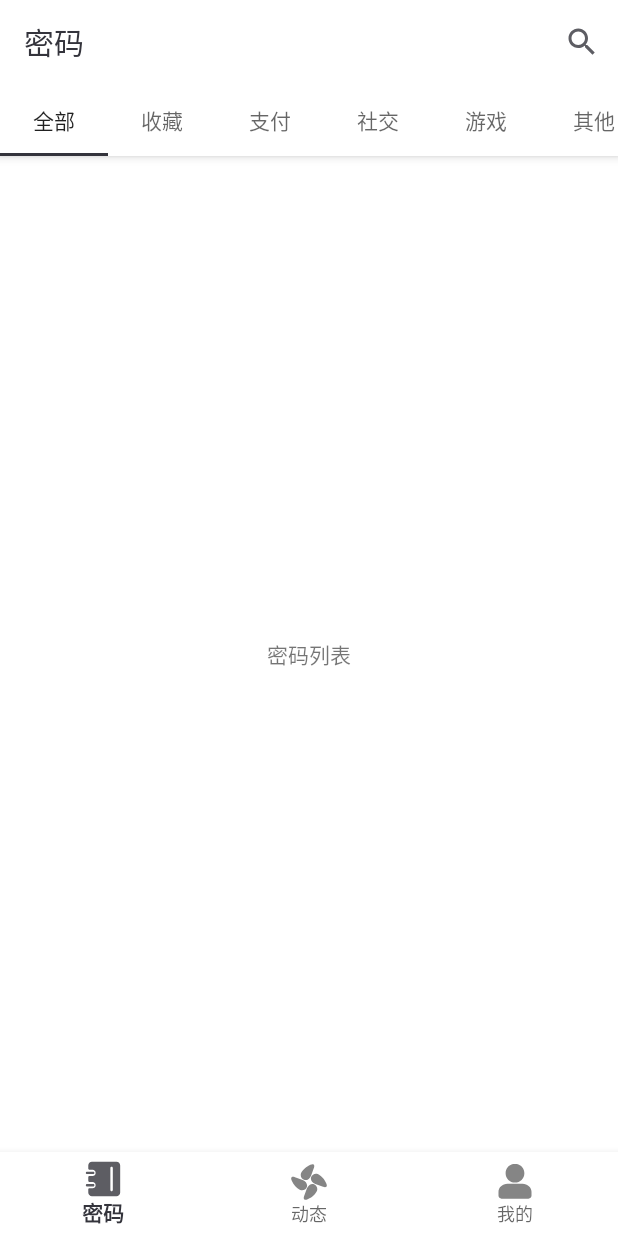
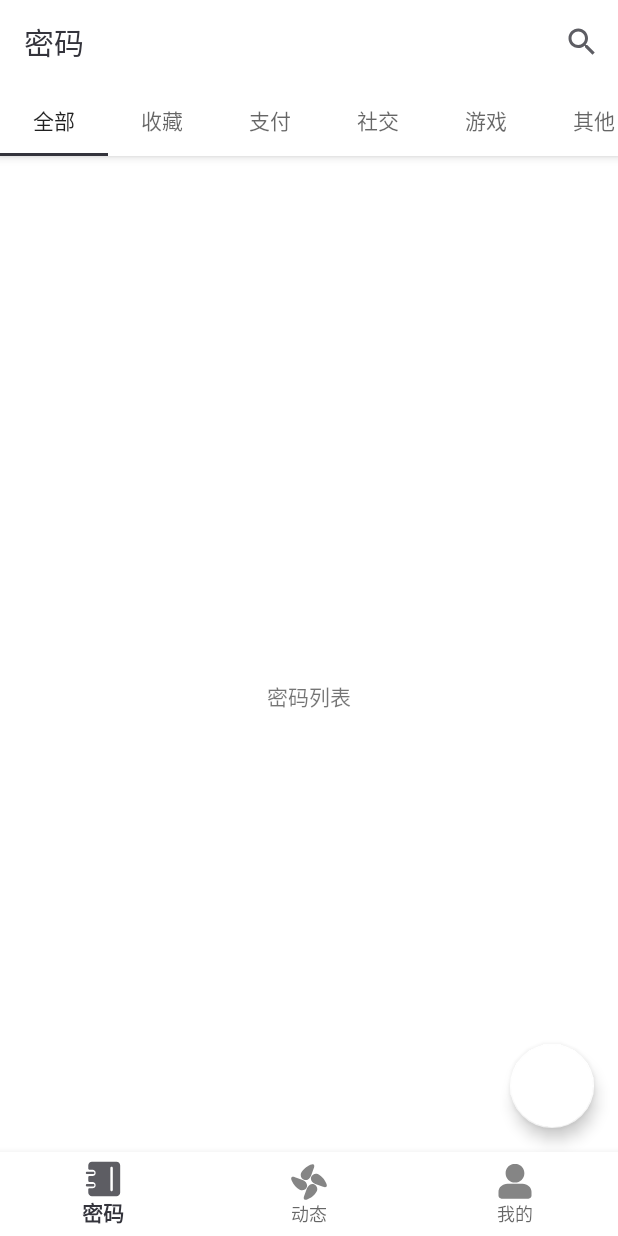
Before and after one commit to Novate-Safe/SafeAndroid, an Android app: the screen it shows after launch (MainActivity), on a phone screen of 412 x 824 dp. Run offline under Robolectric (Android 15) with nearby library versions, the phone set to English and light mode, and no system bars; our stand-ins replace data binding.

Commit message:
完善主页结构

```diff
--- a/app/src/main/java/net/novate/safe/MainActivity.kt
+++ b/app/src/main/java/net/novate/safe/MainActivity.kt
@@ -2,9 +2,7 @@ package net.novate.safe
 
 import android.os.Bundle
 import androidx.appcompat.app.AppCompatActivity
-import androidx.viewpager2.widget.ViewPager2
 import net.novate.base.binding.bindContentView
-import net.novate.base.simple.SimpleFragmentStateAdapter
 import net.novate.base.ui.system.appearBehindNavigationBar
 import net.novate.base.ui.system.appearBehindStatusBar
 import net.novate.safe.databinding.MainActivityBinding
@@ -19,30 +17,17 @@ class MainActivity : AppCompatActivity() {
         super.onCreate(savedInstanceState)
         binding = bindContentView(R.layout.main_activity)
 
-        binding.viewPager.adapter = SimpleFragmentStateAdapter(this, HomeFragment(), DynamicFragment(), MineFragment())
-        binding.viewPager.registerOnPageChangeCallback(object : ViewPager2.OnPageChangeCallback() {
-            override fun onPageSelected(position: Int) {
-                super.onPageSelected(position)
-                binding.bottomNavigationView.selectedItemId = when (position) {
-                    0 -> R.id.home
-                    1 -> R.id.dynamic
-                    2 -> R.id.mine
+        supportFragmentManager.beginTransaction().replace(R.id.container, HomeFragment()).commit()
+
+        binding.navigation.setOnNavigationItemSelectedListener {
+            supportFragmentManager.beginTransaction().replace(
+                R.id.container, when (it.itemId) {
+                    R.id.home -> HomeFragment()
+                    R.id.dynamic -> DynamicFragment()
+                    R.id.mine -> MineFragment()
                     else -> throw UnsupportedOperationException("")
                 }
-
-            }
-        })
-
-        binding.bottomNavigationView.setOnNavigationItemSelectedListener {
-            binding.viewPager.setCurrentItem(
-                when (it.itemId) {
-                    R.id.home -> 0
-                    R.id.dynamic -> 1
-                    R.id.mine -> 2
-                    else -> throw UnsupportedOperationException("")
-                }, true
-            )
-            binding.toolbar.title = it.title
+            ).commit()
             true
         }
     }
--- a/app/src/main/res/layout/dynamic_fragment.xml
+++ b/app/src/main/res/layout/dynamic_fragment.xml
@@ -5,6 +5,15 @@
     <androidx.constraintlayout.widget.ConstraintLayout
         android:layout_width="match_parent"
         android:layout_height="match_parent">
+
+        <com.google.android.material.appbar.MaterialToolbar
+            android:id="@+id/toolbar"
+            android:layout_width="match_parent"
+            android:layout_height="wrap_content"
+            android:background="@android:color/white"
+            app:layout_constraintTop_toTopOf="parent"
+            app:title="@string/main_menu_dynamic"
+            app:titleTextColor="@color/colorPrimary" />
 
         <TextView
             android:layout_width="wrap_content"
--- a/app/src/main/res/layout/home_fragment.xml
+++ b/app/src/main/res/layout/home_fragment.xml
@@ -2,30 +2,47 @@
 <layout xmlns:android="http://schemas.android.com/apk/res/android"
     xmlns:app="http://schemas.android.com/apk/res-auto">
 
-    <androidx.constraintlayout.widget.ConstraintLayout
+    <androidx.coordinatorlayout.widget.CoordinatorLayout
         android:layout_width="match_parent"
         android:layout_height="match_parent">
+
+        <com.google.android.material.appbar.AppBarLayout
+            android:layout_width="match_parent"
+            android:layout_height="wrap_content">
+
+            <com.google.android.material.appbar.MaterialToolbar
+                android:id="@+id/toolbar"
+                android:layout_width="match_parent"
+                android:layout_height="wrap_content"
+                android:background="@android:color/white"
+                app:layout_scrollFlags="scroll|enterAlways"
+                app:menu="@menu/home_menu"
+                app:title="@string/main_menu_home"
+                app:titleTextColor="@color/colorPrimary" />
 
             <com.google.android.material.tabs.TabLayout
                 android:id="@+id/tabLayout"
                 android:layout_width="match_parent"
                 android:layout_height="wrap_content"
                 android:background="@android:color/white"
-            android:elevation="4dp"
                 app:layout_constraintTop_toTopOf="parent"
                 app:tabMode="auto" />
-
-        <net.novate.base.view.NestedScrollableHost
-            android:layout_width="match_parent"
-            android:layout_height="0dp"
-            app:layout_constraintBottom_toBottomOf="parent"
-            app:layout_constraintTop_toBottomOf="@id/tabLayout">
+        </com.google.android.material.appbar.AppBarLayout>
 
         <androidx.viewpager2.widget.ViewPager2
             android:id="@+id/viewPager"
             android:layout_width="match_parent"
-                android:layout_height="match_parent" />
-        </net.novate.base.view.NestedScrollableHost>
+            android:layout_height="match_parent"
+            app:layout_behavior="com.google.android.material.appbar.AppBarLayout$ScrollingViewBehavior" />
 
-    </androidx.constraintlayout.widget.ConstraintLayout>
+        <com.google.android.material.floatingactionbutton.FloatingActionButton
+            android:layout_width="wrap_content"
+            android:layout_height="wrap_content"
+            android:layout_gravity="end|bottom"
+            android:layout_marginEnd="16dp"
+            android:layout_marginBottom="16dp"
+            app:backgroundTint="@android:color/white"
+            app:layout_behavior="com.google.android.material.behavior.HideBottomViewOnScrollBehavior" />
+    </androidx.coordinatorlayout.widget.CoordinatorLayout>
+
 </layout>
--- a/app/src/main/res/layout/main_activity.xml
+++ b/app/src/main/res/layout/main_activity.xml
@@ -9,28 +9,15 @@
         android:fitsSystemWindows="true"
         tools:context=".MainActivity">
 
-        <com.google.android.material.appbar.MaterialToolbar
-            android:id="@+id/toolbar"
-            android:layout_width="match_parent"
-            android:layout_height="wrap_content"
-            android:background="@android:color/white"
-            app:layout_constraintTop_toTopOf="parent"
-            app:menu="@menu/home_menu"
-            app:title="@string/main_menu_home"
-            app:titleTextColor="@color/colorPrimary" />
-        <!--android:elevation="4dp"-->
-
-
-        <androidx.viewpager2.widget.ViewPager2
-            android:id="@+id/viewPager"
+        <FrameLayout
+            android:id="@+id/container"
             android:layout_width="match_parent"
             android:layout_height="0dp"
-            android:nestedScrollingEnabled="true"
-            app:layout_constraintBottom_toTopOf="@id/bottomNavigationView"
-            app:layout_constraintTop_toBottomOf="@id/toolbar" />
+            app:layout_constraintBottom_toTopOf="@id/navigation"
+            app:layout_constraintTop_toTopOf="parent" />
 
         <com.google.android.material.bottomnavigation.BottomNavigationView
-            android:id="@+id/bottomNavigationView"
+            android:id="@+id/navigation"
             android:layout_width="match_parent"
             android:layout_height="wrap_content"
             android:background="@android:color/white"
--- a/app/src/main/res/layout/mine_fragment.xml
+++ b/app/src/main/res/layout/mine_fragment.xml
@@ -5,6 +5,15 @@
     <androidx.constraintlayout.widget.ConstraintLayout
         android:layout_width="match_parent"
         android:layout_height="match_parent">
+
+        <com.google.android.material.appbar.MaterialToolbar
+            android:id="@+id/toolbar"
+            android:layout_width="match_parent"
+            android:layout_height="wrap_content"
+            android:background="@android:color/white"
+            app:layout_constraintTop_toTopOf="parent"
+            app:title="@string/main_menu_mine"
+            app:titleTextColor="@color/colorPrimary" />
 
         <TextView
             android:layout_width="wrap_content"
```
Lines whose indentation alone changed are shown as unchanged.
